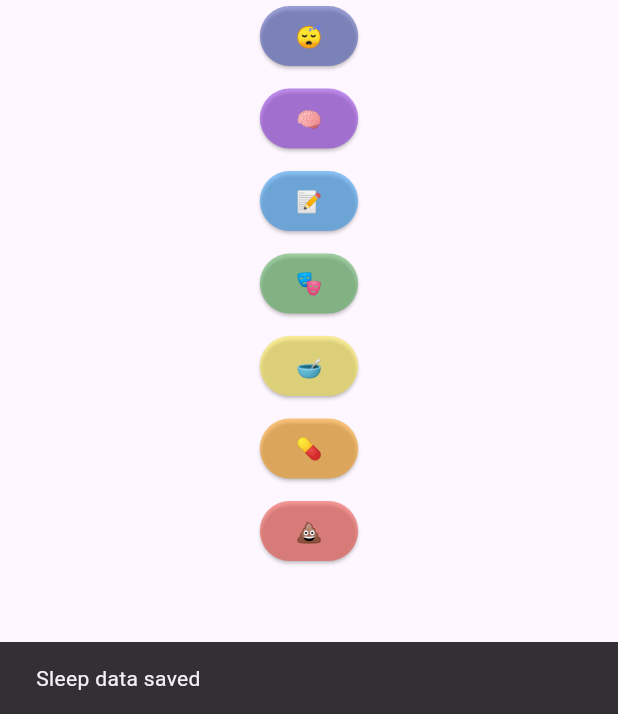
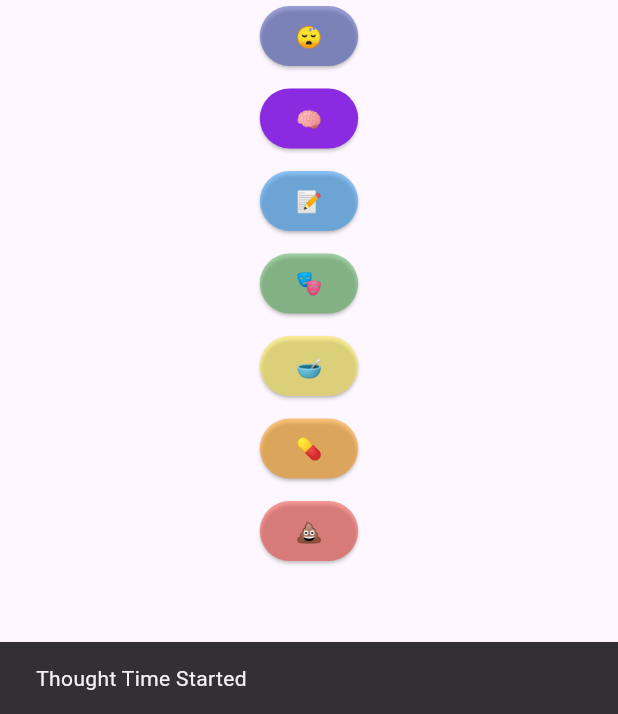
Before and after one commit to jjacobson260/BodyDataApp, a Flutter app: the screen it shows after launch, after a tap on an icon or button, on a phone screen of 412 x 824 dp, the part 522-1236 px from its top. Run offline on Flutter 3.47's test engine with Material 3 defaults, Android fonts, the phone set to English and light mode, and no system bars; our stand-ins replace csv, image_picker, numberpicker, permission_handler, sqflite, sqflite_common_ffi; accounts and stored records are empty.

Commit message:
got thought pages built

```diff
--- a/body_data_app/lib/database_helper.dart
+++ b/body_data_app/lib/database_helper.dart
@@ -83,7 +83,7 @@ class DatabaseHelper {
           )
         ''');
         await db.execute('''
-          CREATE TABLE IF NOT EXISTS sleep_log (
+          CREATE TABLE IF NOT EXISTS sleep_data (
             id INTEGER PRIMARY KEY AUTOINCREMENT,
             timestamp TEXT,
             sleep_time TEXT,
@@ -93,12 +93,13 @@ class DatabaseHelper {
           )
         ''');
         await db.execute('''
-          CREATE TABLE IF NOT EXISTS mind_log (
+          CREATE TABLE IF NOT EXISTS thought_log (
             id INTEGER PRIMARY KEY AUTOINCREMENT,
             timestamp TEXT,
             length INTEGER,
             depth INTEGER,
-            thought_log TEXT
+            thought_log TEXT,
+            STILL_THINKING INT
           )
         ''');
       },
@@ -329,7 +330,7 @@ class DatabaseHelper {
   Future<void> insertSleepData(Map<String, dynamic> sleepData) async {
     final db = await database;
     await db.execute('''
-      CREATE TABLE IF NOT EXISTS sleep_log (
+      CREATE TABLE IF NOT EXISTS sleep_data (
         id INTEGER PRIMARY KEY AUTOINCREMENT,
         timestamp TEXT,
         sleep_time TEXT,
@@ -338,14 +339,14 @@ class DatabaseHelper {
         STILL_ASLEEP INTEGER
       )
     ''');
-    await db.insert('sleep_log', sleepData, conflictAlgorithm: ConflictAlgorithm.replace);
+    await db.insert('sleep_data', sleepData, conflictAlgorithm: ConflictAlgorithm.replace);
     _logger.info('Inserted sleep data');
   }
 
   Future<void> updateSleepData(int id, Map<String, dynamic> newData) async {
     final db = await database;
     await db.update(
-      'sleep_log',
+      'sleep_data',
       newData,
       where: 'id = ?',
       whereArgs: [id],
@@ -357,7 +358,7 @@ class DatabaseHelper {
     final db = await database;
     _logger.info('Deleted sleep data with id: $id');
     return await db.delete(
-      'sleep_log',
+      'sleep_data',
       where: 'id = ?',
       whereArgs: [id],
     );
@@ -367,7 +368,7 @@ class DatabaseHelper {
   Future<Map<String, dynamic>?> getStillAsleepEntry() async {
     final db = await database;
     final result = await db.query(
-      'sleep_log',
+      'sleep_data',
       where: 'STILL_ASLEEP = ?',
       whereArgs: [1],
       orderBy: 'id DESC',
@@ -381,42 +382,77 @@ class DatabaseHelper {
 
   Future<int> getMaxSleepLogId() async {
     final db = await database;
-    final List<Map<String, dynamic>> result = await db.rawQuery('SELECT MAX(id) as max_id FROM sleep_log');
+    final List<Map<String, dynamic>> result = await db.rawQuery('SELECT MAX(id) as max_id FROM sleep_data');
     final max_id = result.first['max_id'] as int;
     _logger.info('Got max id: $max_id');
     return max_id;
 
   }
 
-  Future<void> insertMindData(Map<String, dynamic> mindData) async {
+  Future<void> insertThoughtData(Map<String, dynamic> thoughtData) async {
     final db = await database;
     await db.execute('''
-      CREATE TABLE IF NOT EXISTS sleep_log (
+      CREATE TABLE IF NOT EXISTS sleep_data (
         id INTEGER PRIMARY KEY AUTOINCREMENT,
         timestamp TEXT,
         length INTEGER,
         depth INTEGER,
         thought_log TEXT,
+        STILL_THINKING INT
       )
     ''');
-    await db.insert('mind_data', mindData, conflictAlgorithm: ConflictAlgorithm.replace);
+    await db.insert('thought_data', thoughtData, conflictAlgorithm: ConflictAlgorithm.replace);
     _logger.info('Inserted mood data');
   }
 
-  Future<int> updateMindLog(int id, Map<String, dynamic> newData) async {
+  Future<int> updateThoughtData(int id, Map<String, dynamic> newData) async {
     final db = await database;
-    _logger.info('Updated mind data with id: $id with newData: $newData');
+    _logger.info('Updated thought data with id: $id with newData: $newData');
     return await db.update(
-      'mind_data',
+      'thought_data',
       newData,
       where: 'id = ?',
       whereArgs: [id],
     );
   }
 
-  Future<List<Map<String, dynamic>>> getMindData() async {
+  Future<List<Map<String, dynamic>>> getThoughtData() async {
     final db = await database;
-    _logger.info('Querying all mind data');
-    return await db.query('mind_data', orderBy: 'timestamp ASC');
+    _logger.info('Querying all thought data');
+    return await db.query('thought_data', orderBy: 'timestamp ASC');
+  }
+
+  Future<int> deleteThoughtData(int id) async {
+    final db = await database;
+    _logger.info('Deleted thought data with id: $id');
+    return await db.delete(
+      'thought_data',
+      where: 'id = ?',
+      whereArgs: [id],
+    );
+  }
+
+  Future<int> getMaxThoughtLogId() async {
+    final db = await database;
+    final List<Map<String, dynamic>> result = await db.rawQuery('SELECT MAX(id) as max_id FROM thought_data');
+    final max_id = result.first['max_id'] as int;
+    _logger.info('Got max id: $max_id');
+    return max_id;
+
+  }
+
+  Future<Map<String, dynamic>?> getStillThinkingEntry() async {
+    final db = await database;
+    final result = await db.query(
+      'thought_data',
+      where: 'STILL_THINKING = ?',
+      whereArgs: [1],
+      orderBy: 'id DESC',
+      limit: 1,
+    );
+    if (result.isNotEmpty) {
+      return result.first;
+    }
+    return null;
   }
 }
--- a/body_data_app/lib/home_page.dart
+++ b/body_data_app/lib/home_page.dart
@@ -13,7 +13,8 @@ import 'journal_entry_dialog.dart';
 import 'journal_data_page.dart';
 import 'sleep_entry_dialog.dart';
 import 'sleep_data_page.dart';
-import 'mind_data_page.dart';
+import 'thought_entry_dialog.dart';
+import 'thought_data_page.dart';
 import 'database_helper.dart';
 
 
@@ -28,15 +29,17 @@ class _HomePageState extends State<HomePage> {
   Color foodButtonColor = Colors.yellow;
   Color moodButtonColor = Colors.green;
   Color journalButtonColor = Colors.blue;
-  Color mindButtonColor = Color(0xFF8A2BE2);
+  Color thoughtButtonColor = Color(0xFF8A2BE2);
   Color sleepButtonColor = Colors.indigo;
 
   bool isSleepButtonActive = false;
+  bool isThoughtButtonActive = false;
 
   @override
   void initState() {
     super.initState();
     _checkAndShowSleepDialog();
+    _checkAndShowThoughtDialog();
   }
 
   Future<void> _toggleSleepButton() async {
@@ -66,7 +69,7 @@ class _HomePageState extends State<HomePage> {
   void _checkAndShowSleepDialog() async {
     final db = await DatabaseHelper().database;
     await db.execute('''
-      CREATE TABLE IF NOT EXISTS sleep_log (
+      CREATE TABLE IF NOT EXISTS sleep_data (
         id INTEGER PRIMARY KEY AUTOINCREMENT,
         timestamp TEXT,
         sleep_time TEXT,
@@ -76,7 +79,7 @@ class _HomePageState extends State<HomePage> {
       )
     ''');
     final List<Map<String, dynamic>> sleepLogs = await db.query(
-      'sleep_log',
+      'sleep_data',
       where: 'STILL_ASLEEP = ?',
       whereArgs: [1],
       orderBy: 'timestamp DESC',
@@ -112,25 +115,83 @@ class _HomePageState extends State<HomePage> {
     await DatabaseHelper().insertSleepData(sleepData);
 
     ScaffoldMessenger.of(context).showSnackBar(SnackBar(
-      content: Text('Sleep data saved'),
+      content: Text('Sleep Time Started'),
     ));
   }
 
 
-  void _insertMindData(BuildContext context) async {
+  Future<void> _toggleThoughtButton() async {
+    final dbHelper = DatabaseHelper();
+    setState(() {
+      if (isThoughtButtonActive) {
+        isThoughtButtonActive = false;
+        _cancelThought(context);
+      } else {
+        _insertThoughtData(context);
+        isThoughtButtonActive = true;
+      }
+    });
+  }
+
+  void _cancelThought(BuildContext context) async {
+    final dbHelper = DatabaseHelper();
+    final int? id = await dbHelper.getMaxThoughtLogId();
+    if (id != null) {
+      await dbHelper.deleteThoughtData(id);
+      ScaffoldMessenger.of(context).showSnackBar(
+        SnackBar(content: Text('Thought Canceled')),
+      );
+    }
+  }
+
+  void _checkAndShowThoughtDialog() async {
+    final db = await DatabaseHelper().database;
+    await db.execute('''
+      CREATE TABLE IF NOT EXISTS thought_data (
+        id INTEGER PRIMARY KEY AUTOINCREMENT,
+        timestamp TEXT,
+        length INTEGER,
+        depth INTEGER,
+        thought_log TEXT,
+        STILL_THINKING INT
+      )
+    ''');
+    final List<Map<String, dynamic>> thoughtLogs = await db.query(
+      'thought_data',
+      where: 'STILL_THINKING = ?',
+      whereArgs: [1],
+      orderBy: 'timestamp DESC',
+      limit: 1,
+    );
+
+    if (thoughtLogs.isNotEmpty) {
+      WidgetsBinding.instance.addPostFrameCallback((_) {
+        showDialog(
+          context: context,
+          builder: (context) {
+            return SleepEntryDialog();
+          },
+        );
+      });
+    }
+  }
+
+
+  void _insertThoughtData(BuildContext context) async {
     String currentTime = DateFormat('yyyy-MM-dd HH:mm:ss').format(DateTime.now());
 
-    Map<String, dynamic> mindData = {
+    Map<String, dynamic> thoughtData = {
         'timestamp': currentTime,
         'length': null,
         'depth': null,
         'thought_log': null,
+        'STILL_THINKING': true
       };
 
-    //await DatabaseHelper().insertMindData(mindData: mindData);
+    //await DatabaseHelper().insertThoughtData(thoughtData: thoughtData);
 
     ScaffoldMessenger.of(context).showSnackBar(SnackBar(
-      content: Text('Sleep data saved'),
+      content: Text('Thought Time Started'),
     ));
   }
 
@@ -182,10 +243,10 @@ class _HomePageState extends State<HomePage> {
     );
   }
 
-  void _navigateToMindDataPage(BuildContext context) {
+  void _navigateToThoughtDataPage(BuildContext context) {
     Navigator.of(context).push(
       MaterialPageRoute(
-        builder: (context) => MindDataPage(),
+        builder: (context) => ThoughtDataPage(),
       ),
     );
   }
@@ -216,8 +277,8 @@ class _HomePageState extends State<HomePage> {
                 case 'Sleep Data':
                   _navigateToSleepDataPage(context);
                   break;
-                case 'Mind Data':
-                  _navigateToMindDataPage(context);
+                case 'Thought Data':
+                  _navigateToThoughtDataPage(context);
                   break;
               }
             },
@@ -228,8 +289,8 @@ class _HomePageState extends State<HomePage> {
                   child: Text('Sleep Data'),
                 ),
                 PopupMenuItem(
-                  value: 'Mind Data',
-                  child: Text('Mind Data'),
+                  value: 'Thought Data',
+                  child: Text('Thought Data'),
                 ),
                 PopupMenuItem(
                   value: 'Journal Data',
@@ -291,9 +352,9 @@ class _HomePageState extends State<HomePage> {
                       ),
                       SizedBox(height: 7),
                       ElevatedButton(
-                        onPressed: () => _insertMindData(context),
+                        onPressed: () => _toggleThoughtButton(),
                         child: Text('🧠'),
-                        style: ElevatedButton.styleFrom(backgroundColor: mindButtonColor.withOpacity(0.5)),
+                        style: ElevatedButton.styleFrom(backgroundColor: isThoughtButtonActive ? thoughtButtonColor : thoughtButtonColor.withOpacity(0.5)),
                       ),
                       SizedBox(height: 7),
                       ElevatedButton(
--- a/body_data_app/lib/sleep_data_page.dart
+++ b/body_data_app/lib/sleep_data_page.dart
@@ -19,7 +19,7 @@ class _SleepDataPageState extends State<SleepDataPage> {
 
   Future<void> _fetchSleepLogs() async {
     final db = await DatabaseHelper().database;
-    final List<Map<String, dynamic>> logs = await db.query('sleep_log');
+    final List<Map<String, dynamic>> logs = await db.query('sleep_data');
     setState(() {
       _sleepLogs = logs;
     });
@@ -40,7 +40,7 @@ class _SleepDataPageState extends State<SleepDataPage> {
 
   void _deleteSleepLog(int id) async {
     final db = await DatabaseHelper().database;
-    await db.delete('sleep_log', where: 'id = ?', whereArgs: [id]);
+    await db.delete('sleep_data', where: 'id = ?', whereArgs: [id]);
     _fetchSleepLogs();
   }
 
```
Also changed, not shown: body_data_app/lib/food_entry_dialog.dart (+9 -16 lines), body_data_app/lib/image_selector_widget.dart (added, +63 -0 lines), body_data_app/lib/journal_entry_dialog.dart (+7 -1 lines), body_data_app/lib/mind_data_page.dart (deleted, +0 -92 lines), body_data_app/lib/mind_entry_dialog.dart (deleted, +0 -26 lines), body_data_app/lib/thought_data_page.dart (added, +92 -0 lines), body_data_app/lib/thought_entry_dialog.dart (added, +150 -0 lines).
